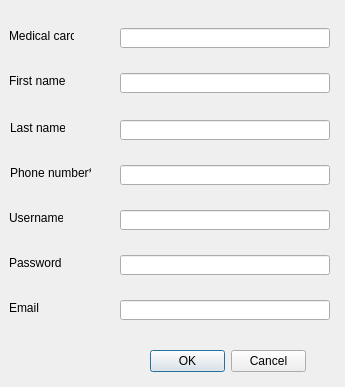
Before: the Qt Designer form ui/add_user.ui in TarasRudnyk/Students_health_records, drawn with Qt 5.
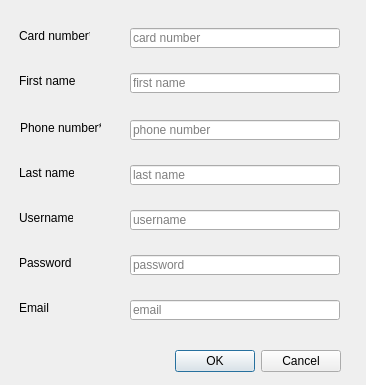
After: the same form once the commit is applied. Icons and pictures are not drawn.

```diff
--- a/ui/add_user.ui
+++ b/ui/add_user.ui
@@ -6,40 +6,65 @@
    <rect>
     <x>0</x>
     <y>0</y>
-    <width>345</width>
-    <height>387</height>
+    <width>366</width>
+    <height>385</height>
    </rect>
   </property>
+  <property name="minimumSize">
+   <size>
+    <width>366</width>
+    <height>385</height>
+   </size>
+  </property>
+  <property name="maximumSize">
+   <size>
+    <width>366</width>
+    <height>385</height>
+   </size>
+  </property>
   <property name="windowTitle">
    <string>Form</string>
   </property>
-  <widget class="QLabel" name="label_6">
+  <property name="windowIcon">
+   <iconset>
+    <normaloff>icon.jpg</normaloff>icon.jpg</iconset>
+  </property>
+  <widget class="QLabel" name="card_number_label">
    <property name="geometry">
     <rect>
-     <x>9</x>
+     <x>19</x>
      <y>28</y>
-     <width>65</width>
+     <width>71</width>
      <height>16</height>
     </rect>
    </property>
    <property name="text">
-    <string>Medical card*</string>
+    <string>Card number*</string>
    </property>
   </widget>
   <widget class="QLineEdit" name="lineEdit_medical_card">
    <property name="geometry">
     <rect>
-     <x>120</x>
+     <x>130</x>
      <y>28</y>
      <width>210</width>
      <height>20</height>
     </rect>
    </property>
+   <property name="text">
+    <string/>
+   </property>
+   <property name="maxLength">
+    <number>28</number>
+   </property>
+   <property name="placeholderText">
+    <string>card number</string>
+   </property>
   </widget>
   <widget class="QLabel" name="label">
    <property name="geometry">
     <rect>
-     <x>9</x>
+     <x>19</x>
      <y>73</y>
      <width>56</width>
      <height>16</height>
@@ -52,18 +77,24 @@
   <widget class="QLineEdit" name="lineEdit_first_name">
    <property name="geometry">
     <rect>
-     <x>120</x>
+     <x>130</x>
      <y>73</y>
      <width>210</width>
      <height>20</height>
     </rect>
    </property>
+   <property name="maxLength">
+    <number>28</number>
+   </property>
+   <property name="placeholderText">
+    <string>first name</string>
+   </property>
   </widget>
   <widget class="QLabel" name="label_2">
    <property name="geometry">
     <rect>
-     <x>10</x>
-     <y>120</y>
+     <x>19</x>
+     <y>165</y>
      <width>55</width>
      <height>16</height>
     </rect>
@@ -75,17 +106,23 @@
   <widget class="QLineEdit" name="lineEdit_last_name">
    <property name="geometry">
     <rect>
-     <x>120</x>
+     <x>130</x>
      <y>165</y>
      <width>210</width>
      <height>20</height>
     </rect>
    </property>
+   <property name="maxLength">
+    <number>28</number>
+   </property>
+   <property name="placeholderText">
+    <string>last name</string>
+   </property>
   </widget>
   <widget class="QLabel" name="label_3">
    <property name="geometry">
     <rect>
-     <x>9</x>
+     <x>19</x>
      <y>210</y>
      <width>54</width>
      <height>16</height>
@@ -98,17 +135,23 @@
   <widget class="QLineEdit" name="lineEdit_username">
    <property name="geometry">
     <rect>
-     <x>120</x>
+     <x>130</x>
      <y>210</y>
      <width>210</width>
      <height>20</height>
     </rect>
    </property>
+   <property name="maxLength">
+    <number>28</number>
+   </property>
+   <property name="placeholderText">
+    <string>username</string>
+   </property>
   </widget>
   <widget class="QLabel" name="label_4">
    <property name="geometry">
     <rect>
-     <x>9</x>
+     <x>19</x>
      <y>255</y>
      <width>52</width>
      <height>16</height>
@@ -121,17 +164,23 @@
   <widget class="QLineEdit" name="lineEdit_password">
    <property name="geometry">
     <rect>
-     <x>120</x>
+     <x>130</x>
      <y>255</y>
      <width>210</width>
      <height>20</height>
     </rect>
    </property>
+   <property name="maxLength">
+    <number>28</number>
+   </property>
+   <property name="placeholderText">
+    <string>password</string>
+   </property>
   </widget>
   <widget class="QLabel" name="label_5">
    <property name="geometry">
     <rect>
-     <x>9</x>
+     <x>19</x>
      <y>300</y>
      <width>30</width>
      <height>16</height>
@@ -144,19 +193,25 @@
   <widget class="QLineEdit" name="lineEdit_email">
    <property name="geometry">
     <rect>
-     <x>120</x>
+     <x>130</x>
      <y>300</y>
      <width>210</width>
      <height>20</height>
     </rect>
    </property>
+   <property name="maxLength">
+    <number>28</number>
+   </property>
+   <property name="placeholderText">
+    <string>email</string>
+   </property>
   </widget>
   <widget class="QDialogButtonBox" name="buttonBox">
    <property name="geometry">
     <rect>
-     <x>150</x>
+     <x>130</x>
      <y>350</y>
-     <width>156</width>
+     <width>211</width>
      <height>23</height>
     </rect>
    </property>
@@ -164,21 +219,27 @@
     <set>QDialogButtonBox::Cancel|QDialogButtonBox::Ok</set>
    </property>
   </widget>
-  <widget class="QLineEdit" name="lineEdit_phone_number">
+  <widget class="QLineEdit" name="phone_number_error">
    <property name="geometry">
     <rect>
-     <x>120</x>
+     <x>130</x>
      <y>120</y>
      <width>210</width>
      <height>20</height>
     </rect>
    </property>
+   <property name="maxLength">
+    <number>28</number>
+   </property>
+   <property name="placeholderText">
+    <string>phone number</string>
+   </property>
   </widget>
   <widget class="QLabel" name="label_7">
    <property name="geometry">
     <rect>
-     <x>10</x>
-     <y>165</y>
+     <x>20</x>
+     <y>120</y>
      <width>81</width>
      <height>16</height>
     </rect>
@@ -190,20 +251,20 @@
   <widget class="QLabel" name="medical_card_error">
    <property name="geometry">
     <rect>
-     <x>120</x>
+     <x>130</x>
      <y>47</y>
      <width>210</width>
      <height>13</height>
     </rect>
    </property>
    <property name="text">
-    <string/>
+    <string>&lt;html&gt;&lt;head/&gt;&lt;body&gt;&lt;p&gt;&lt;br/&gt;&lt;/p&gt;&lt;/body&gt;&lt;/html&gt;</string>
    </property>
   </widget>
   <widget class="QLabel" name="fist_name_error">
    <property name="geometry">
     <rect>
-     <x>120</x>
+     <x>130</x>
      <y>91</y>
      <width>210</width>
      <height>13</height>
@@ -216,7 +277,7 @@
   <widget class="QLabel" name="last_name_error_2">
    <property name="geometry">
     <rect>
-     <x>120</x>
+     <x>130</x>
      <y>139</y>
      <width>210</width>
      <height>13</height>
@@ -226,10 +287,10 @@
     <string/>
    </property>
   </widget>
-  <widget class="QLabel" name="phone_number_error">
+  <widget class="QLabel" name="last_name_error">
    <property name="geometry">
     <rect>
-     <x>120</x>
+     <x>130</x>
      <y>185</y>
      <width>210</width>
      <height>13</height>
@@ -242,7 +303,7 @@
   <widget class="QLabel" name="user_name_error">
    <property name="geometry">
     <rect>
-     <x>120</x>
+     <x>130</x>
      <y>230</y>
      <width>210</width>
      <height>13</height>
@@ -255,7 +316,7 @@
   <widget class="QLabel" name="password_error">
    <property name="geometry">
     <rect>
-     <x>120</x>
+     <x>130</x>
      <y>273</y>
      <width>210</width>
      <height>13</height>
@@ -268,7 +329,7 @@
   <widget class="QLabel" name="email_error">
    <property name="geometry">
     <rect>
-     <x>120</x>
+     <x>130</x>
      <y>320</y>
      <width>210</width>
      <height>13</height>
```
Left out of the diff: 40 changed lines with no effect on the pictures.
